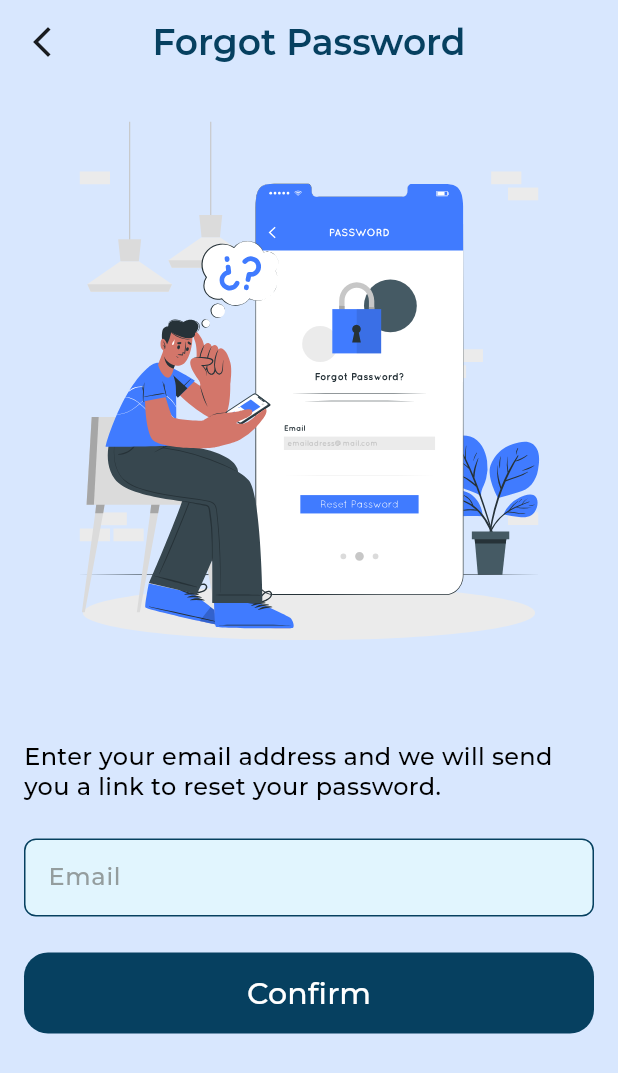
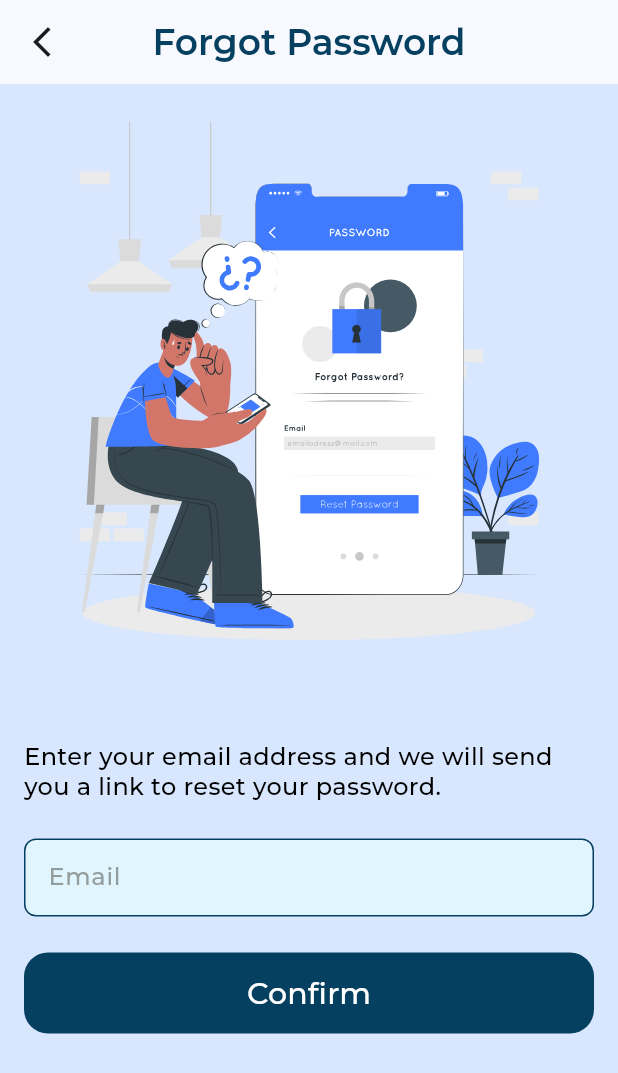
Before and after one commit to engAhmedSami/NewsAppAdv, a Flutter app: the ForgotPasswordView screen opened directly, on a phone screen of 412 x 824 dp. Shown: the top 1073 px of the screen. Run offline on Flutter 3.47's test engine with Material 3 defaults, Android fonts, the phone set to English and light mode, and no system bars; drawn by our look-alikes of modal_progress_hud_nsn; our stand-ins replace cached_network_image, cloud_firestore, country_picker, dartz, dio, dots_indicator and 15 more; missing offline and left inert: flutter_facebook_auth; accounts and stored records are empty; network calls fail; project files that could hold a hidden picture were left out.

Commit message:
"Refactored code to use Theme.of(context) and Provider for theme management, updated dependencies, and made various changes to widgets and views."

```diff
--- /dev/null
+++ b/lib/Core/utils/themas.dart
@@ -0,0 +1,22 @@
+import 'package:flutter/material.dart';
+import 'package:newsapp/Core/utils/app_colors.dart';
+
+ThemeData lightmode = ThemeData(
+  scaffoldBackgroundColor: AppColors.primaryColor,
+  brightness: Brightness.light,
+  fontFamily: 'Montserrat',
+  colorScheme: ColorScheme.fromSeed(
+    seedColor: AppColors.primaryColor,
+    // Ensure brightness matches ThemeData.brightness
+  ),
+);
+
+ThemeData darkmode = ThemeData(
+  brightness: Brightness.dark,
+  fontFamily: 'Montserrat',
+  colorScheme: ColorScheme.fromSeed(
+    seedColor: AppColors.secondaryColor,
+    brightness:
+        Brightness.dark, // Ensure brightness matches ThemeData.brightness
+  ),
+);
--- a/lib/Core/widget/build_app.dart
+++ b/lib/Core/widget/build_app.dart
@@ -4,7 +4,7 @@ import 'package:newsapp/Core/utils/app_styles.dart';
 
 AppBar buildAppBar(context, {required String title}) {
   return AppBar(
-    backgroundColor: AppColors.primaryColor,
+    backgroundColor: Theme.of(context).colorScheme.surface,
     leading: GestureDetector(
       onTap: () {
         Navigator.pop(context);
--- a/lib/Featuers/auth/presentation/view/verfied_email_view.dart
+++ b/lib/Featuers/auth/presentation/view/verfied_email_view.dart
@@ -21,7 +21,7 @@ class VerfiedEmailView extends StatelessWidget {
 AppBar buildAppBarC(context, {required String title}) {
   return AppBar(
     automaticallyImplyLeading: false,
-    backgroundColor: AppColors.primaryColor,
+    backgroundColor: Theme.of(context).scaffoldBackgroundColor,
     centerTitle: true,
     title: Text(
       title,
--- a/lib/Featuers/auth/presentation/view/widget/otp_phone_view_body.dart
+++ b/lib/Featuers/auth/presentation/view/widget/otp_phone_view_body.dart
@@ -44,6 +44,7 @@ class _OtpPhoneViewBodyState extends State<OtpPhoneViewBody> {
               Pinput(
                 controller: otpController,
                 defaultPinTheme: PinTheme(
+                  textStyle: AppStyles.styleSemiBold16,
                   width: 56,
                   height: 56,
                   decoration: BoxDecoration(
--- a/lib/Featuers/home/presentation/views/nav_bar.dart
+++ b/lib/Featuers/home/presentation/views/nav_bar.dart
@@ -7,6 +7,8 @@ class HomeView extends StatelessWidget {
 
   @override
   Widget build(BuildContext context) {
-    return const PersistentTab();
+    return Scaffold(
+        backgroundColor: Theme.of(context).colorScheme.surface,
+        body: const PersistentTab());
   }
 }
--- a/lib/Featuers/home/presentation/views/widget/persistent_tab_view.dart
+++ b/lib/Featuers/home/presentation/views/widget/persistent_tab_view.dart
@@ -32,7 +32,7 @@ class PersistentTabState extends State<PersistentTab> {
       resizeToAvoidBottomInset: true,
       stateManagement: true,
       hideNavigationBarWhenKeyboardAppears: true,
-      backgroundColor: AppColors.primaryColor,
+      backgroundColor: Theme.of(context).scaffoldBackgroundColor,
       isVisible: true,
       navBarHeight: kBottomNavigationBarHeight,
       navBarStyle: NavBarStyle.style1,
--- a/lib/Featuers/splash/presentation/views/splash_view.dart
+++ b/lib/Featuers/splash/presentation/views/splash_view.dart
@@ -8,9 +8,9 @@ class SplashView extends StatelessWidget {
 
   @override
   Widget build(BuildContext context) {
-    return const Scaffold(
-      backgroundColor: Color(0xffe4e8e9),
-      body: AnimatedSplashViewBody(),
+    return Scaffold(
+      backgroundColor: Theme.of(context).colorScheme.surface,
+      body: const AnimatedSplashViewBody(),
     );
   }
 }
--- a/pubspec.yaml
+++ b/pubspec.yaml
@@ -58,6 +58,7 @@ dependencies:
   modal_progress_hud_nsn: ^0.5.1
   persistent_bottom_nav_bar: ^6.2.1
   pinput: ^5.0.0
+  provider: ^6.1.2
   shared_preferences: ^2.2.3
   shimmer: ^3.0.0
   top_snackbar_flutter: ^3.1.0
```
Also changed, not shown: lib/Core/helper_function/theme_provider.dart (added, +31 -0 lines), lib/Featuers/auth/presentation/view/signin_view.dart (+7 -3 lines), lib/Featuers/home/presentation/views/news_home_view.dart (+5 -3 lines), lib/Featuers/home/presentation/views/widget/setteing_view_body.dart (+8 -7 lines), lib/main.dart (+10 -9 lines), pubspec.lock.
